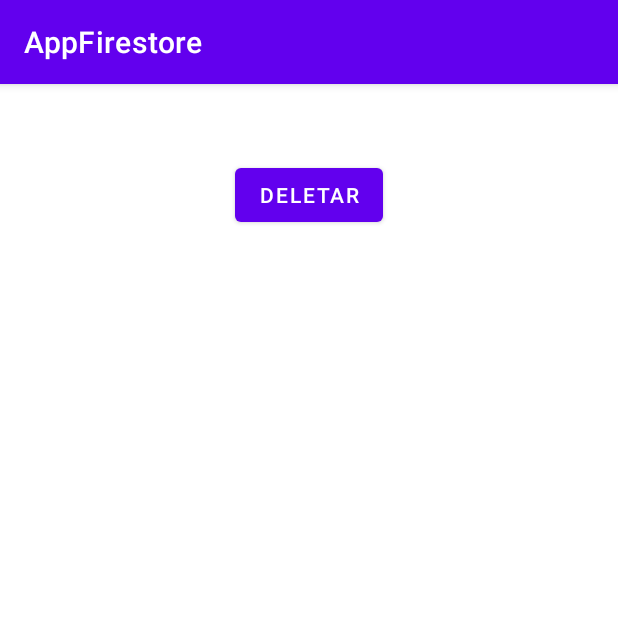
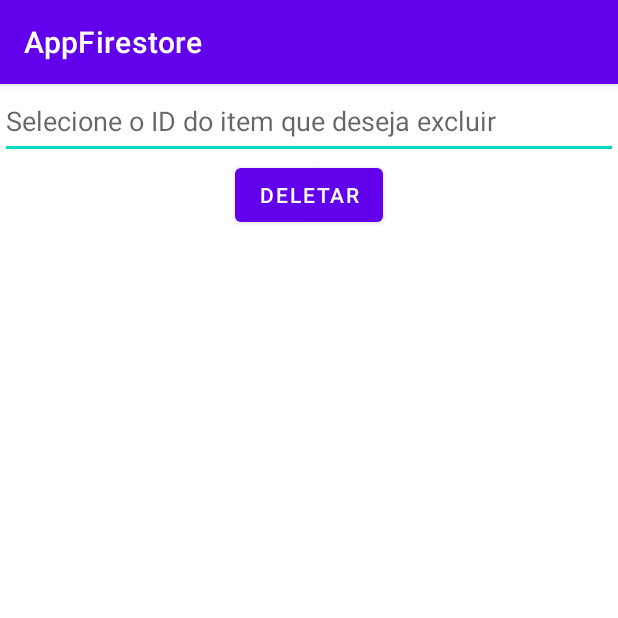
Before and after one commit to feeguu/AppFirestore, an Android app: the DeleteActivity screen opened directly, with no data from a screen before it, after a tap on "DELETAR", on a phone screen of 412 x 824 dp, the top half of it. Run offline under Robolectric (Android 15) with nearby library versions, the phone set to English and light mode, and no system bars; our stand-ins replace Firebase (no records; nobody signed in at launch, a user with empty details on screens opened directly).

Commit message:
feat: delete activity

```diff
--- a/app/src/main/java/com/example/appfirestore/DeleteActivity.kt
+++ b/app/src/main/java/com/example/appfirestore/DeleteActivity.kt
@@ -2,53 +2,71 @@ package com.example.appfirestore
 
 import androidx.appcompat.app.AppCompatActivity
 import android.os.Bundle
-import android.util.Log
-import android.view.View
 import android.widget.*
+import com.google.firebase.firestore.FirebaseFirestore
 import com.google.firebase.firestore.ktx.firestore
 import com.google.firebase.ktx.Firebase
+import android.app.AlertDialog
+import android.content.DialogInterface
+import android.view.View
 
 class DeleteActivity : AppCompatActivity() {
+    private lateinit var db: FirebaseFirestore
     override fun onCreate(savedInstanceState: Bundle?) {
         super.onCreate(savedInstanceState)
         setContentView(R.layout.activity_delete)
 
         val db = Firebase.firestore
 
+        val btnDeletar: Button = findViewById(R.id.btnDeletar)
+        val btnConfirmar: Button = findViewById(R.id.btnConfirmar)
+
+        val txtPessoa: TextView = findViewById(R.id.txtPessoa)
+
+        val selectID: EditText = findViewById(R.id.edtSelecionarID)
         val ids: MutableList<String> = mutableListOf()
 
-        var selected: String = ""
+        var id: String = ""
+
 
         db.collection("cadastro").get().addOnSuccessListener {
-            result ->
+                result ->
             for(document in result) {
                 ids.add(document.id)
             }
         }
 
-        val btnDeletar: Button = findViewById(R.id.btnDeletar)
+        btnDeletar.setOnClickListener {
+            try{
+                if(selectID.text.toString().toInt() >= ids.size){
+                    Toast.makeText(this, "ID inválido", Toast.LENGTH_SHORT).show()
+                } else {
+                    id = ids[selectID.text.toString().toInt()]
+                    db.collection("cadastro").document(id).get().addOnSuccessListener {
+                            document ->
+                        if(document != null) {
+                            txtPessoa.text = getString(R.string.dados, id, document["nome"], document["cep"], document["bairro"], document["endereco"])
+                            btnConfirmar.visibility = View.VISIBLE
+                        } else {
+                            txtPessoa.text = "Pessoa não encontrada"
+                            btnConfirmar.visibility = View.INVISIBLE
+                        }
+                    }
+                }
+            } catch (e: NumberFormatException) {
+                Toast.makeText(this, "ID inválido", Toast.LENGTH_SHORT).show()
+            }
 
-        btnDeletar.setOnClickListener {
-            if(selected.isEmpty()) {
-                Toast.makeText(this, "Por favor selecione um registro", Toast.LENGTH_SHORT).show()
-            } else {
-                Toast.makeText(this, "Registro ${selected} deletado", Toast.LENGTH_SHORT).show()
-            }
         }
 
-        val spinner: Spinner = findViewById(R.id.spinner)
-        val adapter: ArrayAdapter<String> = ArrayAdapter(this, android.R.layout.simple_spinner_dropdown_item, ids)
-        spinner.adapter = adapter
-
-        spinner.onItemSelectedListener = object : AdapterView.OnItemSelectedListener {
-            override fun onItemSelected(parent: AdapterView<*>, view: View, position: Int, id: Long) {
-                selected = parent.getItemAtPosition(position).toString()
-
-            }
-
-            override fun onNothingSelected(parent: AdapterView<*>?) {
-                selected = ""
-            }
+        btnConfirmar.setOnClickListener {
+            db.collection("cadastro").document(id)
+            .delete()
+            .addOnSuccessListener { Toast.makeText(this, "Deletado com sucesso", Toast.LENGTH_SHORT).show() }
+            .addOnFailureListener { e -> Toast.makeText(this, "Erro: $e", Toast.LENGTH_SHORT).show() }
+            selectID.text.clear()
+            txtPessoa.text = ""
         }
     }
-}
+
+    }
--- a/app/src/main/res/layout/activity_delete.xml
+++ b/app/src/main/res/layout/activity_delete.xml
@@ -5,16 +5,29 @@
     android:orientation="vertical"
     android:gravity="center_horizontal"
     >
-    <Spinner
-        android:id="@+id/spinner"
+    <EditText
+        android:id="@+id/edtSelecionarID"
+        android:hint="@string/edtSelecionarID"
         android:layout_width="match_parent"
         android:layout_height="50dp"
-        android:spinnerMode="dropdown"
-        android:background="@color/white"
-        android:textColor="@color/black"/>
+        android:inputType="number"
+        />
     <Button
         android:id="@+id/btnDeletar"
         android:layout_width="wrap_content"
         android:layout_height="wrap_content"
         android:text="@string/btnDeletar"/>
+    <TextView
+        android:id="@+id/txtPessoa"
+        android:layout_marginTop="50dp"
+        android:layout_width="match_parent"
+        android:layout_height="wrap_content"
+        android:textAlignment="center"
+        />
+    <Button
+        android:id="@+id/btnConfirmar"
+        android:layout_width="wrap_content"
+        android:layout_height="wrap_content"
+        android:text="@string/confirmar"
+        android:visibility="invisible"/>
 </LinearLayout>
--- a/app/src/main/res/values/strings.xml
+++ b/app/src/main/res/values/strings.xml
@@ -10,4 +10,8 @@
     <string name="btnAtualizar">Atualizar</string>
     <string name="btnVoltar">Voltar</string>
     <string name="dados">ID: %1$s \nNome: %2$s \nCEP: %3$s \nBairro: %4$s \nEndereco: %5$s\n\n\n</string>
+    <string name="edtSelecionarID">Selecione o ID do item que deseja excluir</string>
+    <string name="confirmar">Confirmar</string>
+    <string name="procurar">Procurar</string>
+    <string name="id_da_pessoa">ID da pessoa</string>
 </resources>
```
